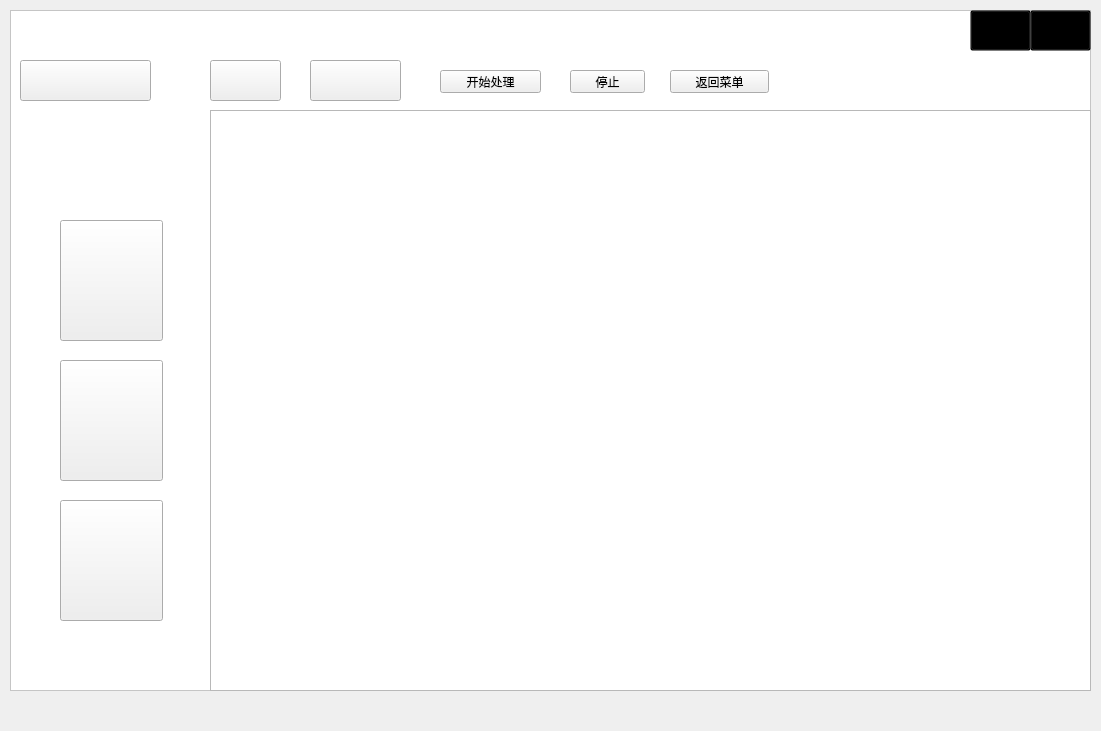
This is 3DPoseEstimation/trackingWindow.ui in KIE9542c/3D-Motion-Tracking-and-Output as Qt 5 draws it before an edit. The edited form follows.
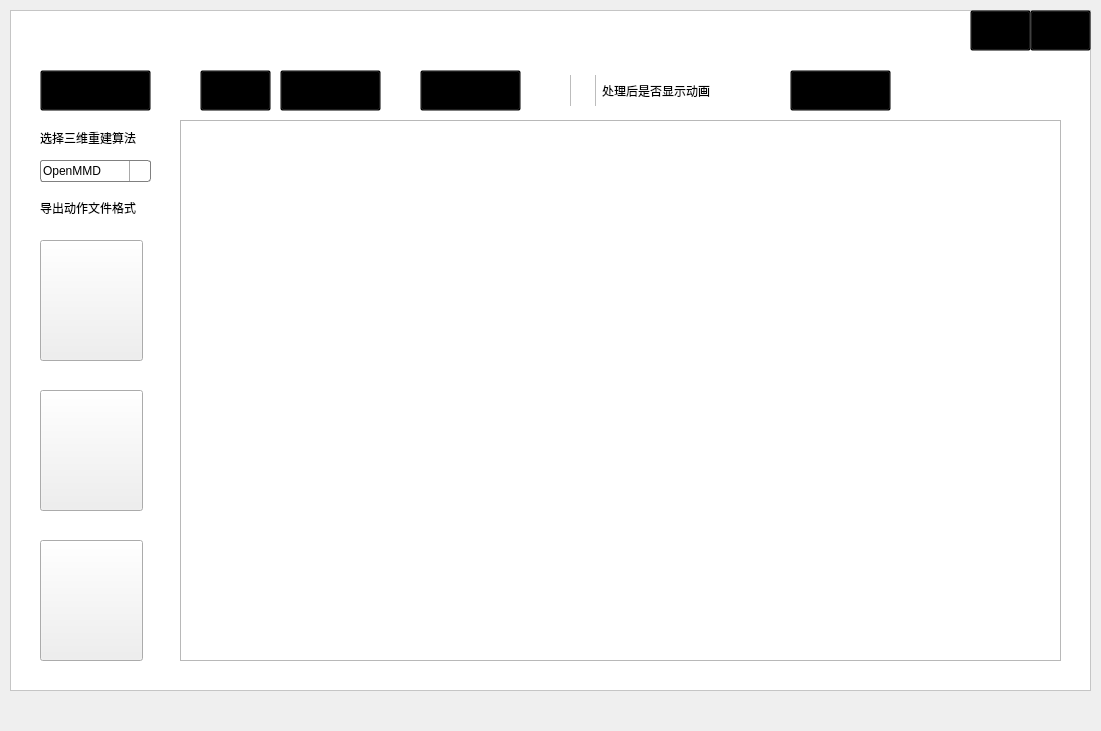
This is the edited form. Icons and pictures are not drawn.

```diff
--- a/3DPoseEstimation/trackingWindow.ui
+++ b/3DPoseEstimation/trackingWindow.ui
@@ -114,28 +114,11 @@
       </size>
      </property>
     </widget>
-    <widget class="QLabel" name="label_5">
-     <property name="geometry">
-      <rect>
-       <x>0</x>
-       <y>0</y>
-       <width>1081</width>
-       <height>41</height>
-      </rect>
-     </property>
-     <property name="styleSheet">
-      <string notr="true">
-background-image: url(:/new/prefix2/frame.jpg);</string>
-     </property>
-     <property name="text">
-      <string/>
-     </property>
-    </widget>
     <widget class="QPushButton" name="pushButton_VMD">
      <property name="geometry">
       <rect>
-       <x>50</x>
-       <y>210</y>
+       <x>30</x>
+       <y>230</y>
        <width>103</width>
        <height>121</height>
       </rect>
@@ -163,8 +146,8 @@
     <widget class="QPushButton" name="pushButton_FBX">
      <property name="geometry">
       <rect>
-       <x>50</x>
-       <y>350</y>
+       <x>30</x>
+       <y>380</y>
        <width>103</width>
        <height>121</height>
       </rect>
@@ -186,8 +169,8 @@
     <widget class="QPushButton" name="pushButton_VF">
      <property name="geometry">
       <rect>
-       <x>50</x>
-       <y>490</y>
+       <x>30</x>
+       <y>530</y>
        <width>103</width>
        <height>121</height>
       </rect>
@@ -215,12 +198,15 @@
     <widget class="QTableView" name="tableView">
      <property name="geometry">
       <rect>
-       <x>200</x>
-       <y>100</y>
+       <x>170</x>
+       <y>110</y>
        <width>881</width>
-       <height>581</height>
+       <height>541</height>
       </rect>
      </property>
+     <property name="styleSheet">
+      <string notr="true">QHeaderView::section {background-color:white; border:1px solid gray;}</string>
+     </property>
      <attribute name="verticalHeaderCascadingSectionResizes">
       <bool>false</bool>
      </attribute>
@@ -228,9 +214,9 @@
     <widget class="QPushButton" name="pushButton_path">
      <property name="geometry">
       <rect>
-       <x>10</x>
-       <y>50</y>
-       <width>131</width>
+       <x>30</x>
+       <y>60</y>
+       <width>111</width>
        <height>41</height>
       </rect>
      </property>
@@ -240,18 +226,37 @@
        <verstretch>0</verstretch>
       </sizepolicy>
      </property>
+     <property name="font">
+      <font>
+       <family>Microsoft YaHei UI</family>
+       <weight>50</weight>
+       <bold>false</bold>
+      </font>
+     </property>
      <property name="styleSheet">
-      <string notr="true">border-image: url(:/new/prefix2/output.png);</string>
+      <string notr="true">#pushButton_path{background-color:transparent;}
+#pushButton_path:hover{border-image: url(:/new/prefix2/grey.png);}
+</string>
      </property>
      <property name="text">
-      <string/>
+      <string>打开文件夹</string>
+     </property>
+     <property name="icon">
+      <iconset resource="background.qrc">
+       <normaloff>:/new/prefix2/openfile.png</normaloff>:/new/prefix2/openfile.png</iconset>
+     </property>
+     <property name="iconSize">
+      <size>
+       <width>30</width>
+       <height>30</height>
+      </size>
      </property>
     </widget>
     <widget class="QPushButton" name="pushButton_del">
      <property name="geometry">
       <rect>
-       <x>200</x>
-       <y>50</y>
+       <x>190</x>
+       <y>60</y>
        <width>71</width>
        <height>41</height>
       </rect>
@@ -262,69 +267,355 @@
        <verstretch>0</verstretch>
       </sizepolicy>
      </property>
+     <property name="font">
+      <font>
+       <family>Microsoft YaHei UI</family>
+      </font>
+     </property>
      <property name="styleSheet">
-      <string notr="true">border-image: url(:/new/prefix2/delete.png);</string>
+      <string notr="true">#pushButton_del{background-color:transparent;}
+#pushButton_del:hover{border-image:url(:/new/prefix2/grey.png);}
+</string>
      </property>
      <property name="text">
-      <string/>
+      <string>移除</string>
+     </property>
+     <property name="icon">
+      <iconset resource="background.qrc">
+       <normaloff>:/new/prefix2/del.png</normaloff>:/new/prefix2/del.png</iconset>
+     </property>
+     <property name="iconSize">
+      <size>
+       <width>30</width>
+       <height>30</height>
+      </size>
      </property>
     </widget>
     <widget class="QPushButton" name="pushButton_2">
      <property name="geometry">
       <rect>
-       <x>660</x>
+       <x>780</x>
        <y>60</y>
-       <width>99</width>
-       <height>23</height>
+       <width>101</width>
+       <height>41</height>
       </rect>
      </property>
+     <property name="font">
+      <font>
+       <family>Microsoft YaHei UI</family>
+      </font>
+     </property>
+     <property name="styleSheet">
+      <string notr="true">#pushButton_2{background-color: transparent;}
+#pushButton_2:hover{border-image: url(:/new/prefix2/grey.png);}
+</string>
+     </property>
      <property name="text">
       <string>返回菜单</string>
      </property>
+     <property name="icon">
+      <iconset resource="background.qrc">
+       <normaloff>:/new/prefix2/return.png</normaloff>:/new/prefix2/return.png</iconset>
+     </property>
+     <property name="iconSize">
+      <size>
+       <width>30</width>
+       <height>30</height>
+      </size>
+     </property>
     </widget>
     <widget class="QPushButton" name="pushButton_start">
      <property name="geometry">
       <rect>
-       <x>430</x>
+       <x>410</x>
        <y>60</y>
        <width>101</width>
-       <height>23</height>
+       <height>41</height>
       </rect>
      </property>
+     <property name="font">
+      <font>
+       <family>Microsoft YaHei UI</family>
+       <pointsize>9</pointsize>
+       <weight>50</weight>
+       <italic>false</italic>
+       <bold>false</bold>
+       <underline>false</underline>
+       <strikeout>false</strikeout>
+      </font>
+     </property>
+     <property name="styleSheet">
+      <string notr="true">#pushButton_start{background-color:transparent;
+}
+
+
+#pushButton_start:hover{border-image: url(:/new/prefix2/grey.png);}
+</string>
+     </property>
      <property name="text">
       <string>开始处理</string>
      </property>
-    </widget>
-    <widget class="QPushButton" name="pushButton_stop">
-     <property name="geometry">
-      <rect>
-       <x>560</x>
-       <y>60</y>
-       <width>75</width>
-       <height>23</height>
-      </rect>
+     <property name="icon">
+      <iconset resource="background.qrc">
+       <normaloff>:/new/prefix2/start.png</normaloff>:/new/prefix2/start.png</iconset>
      </property>
-     <property name="text">
-      <string>停止</string>
+     <property name="iconSize">
+      <size>
+       <width>30</width>
+       <height>30</height>
+      </size>
      </property>
     </widget>
     <widget class="QPushButton" name="pushButton_delAll">
      <property name="geometry">
       <rect>
-       <x>300</x>
+       <x>270</x>
+       <y>60</y>
+       <width>101</width>
+       <height>41</height>
+      </rect>
+     </property>
+     <property name="font">
+      <font>
+       <family>Microsoft YaHei UI</family>
+      </font>
+     </property>
+     <property name="styleSheet">
+      <string notr="true">#pushButton_delAll{background-color:transparent;}
+#pushButton_delAll:hover{
+border-image: url(:/new/prefix2/grey.png)}</string>
+     </property>
+     <property name="text">
+      <string>清空列表</string>
+     </property>
+     <property name="icon">
+      <iconset resource="background.qrc">
+       <normaloff>:/new/prefix2/delAll.png</normaloff>:/new/prefix2/delAll.png</iconset>
+     </property>
+     <property name="iconSize">
+      <size>
+       <width>30</width>
+       <height>30</height>
+      </size>
+     </property>
+    </widget>
+    <widget class="QLabel" name="label">
+     <property name="geometry">
+      <rect>
+       <x>30</x>
+       <y>190</y>
+       <width>121</width>
+       <height>16</height>
+      </rect>
+     </property>
+     <property name="font">
+      <font>
+       <family>Microsoft YaHei UI</family>
+      </font>
+     </property>
+     <property name="text">
+      <string>导出动作文件格式</string>
+     </property>
+    </widget>
+    <widget class="QLabel" name="label_2">
+     <property name="geometry">
+      <rect>
+       <x>380</x>
        <y>50</y>
-       <width>91</width>
+       <width>16</width>
+       <height>51</height>
+      </rect>
+     </property>
+     <property name="styleSheet">
+      <string notr="true">border-image: url(:/new/prefix2/vertical.png);</string>
+     </property>
+     <property name="text">
+      <string/>
+     </property>
+    </widget>
+    <widget class="QLabel" name="label_3">
+     <property name="geometry">
+      <rect>
+       <x>530</x>
+       <y>50</y>
+       <width>16</width>
+       <height>51</height>
+      </rect>
+     </property>
+     <property name="styleSheet">
+      <string notr="true">border-image: url(:/new/prefix2/vertical.png);</string>
+     </property>
+     <property name="text">
+      <string/>
+     </property>
+    </widget>
+    <widget class="QLabel" name="label_4">
+     <property name="geometry">
+      <rect>
+       <x>162</x>
+       <y>50</y>
+       <width>16</width>
+       <height>51</height>
+      </rect>
+     </property>
+     <property name="styleSheet">
+      <string notr="true">border-image: url(:/new/prefix2/vertical.png);</string>
+     </property>
+     <property name="text">
+      <string/>
+     </property>
+    </widget>
+    <widget class="QLabel" name="label_5">
+     <property name="geometry">
+      <rect>
+       <x>940</x>
+       <y>60</y>
+       <width>141</width>
        <height>41</height>
       </rect>
      </property>
      <property name="styleSheet">
-      <string notr="true">border-image: url(:/new/prefix2/deleteAll.png);</string>
+      <string notr="true"/>
      </property>
      <property name="text">
       <string/>
      </property>
     </widget>
-    <zorder>label_5</zorder>
+    <widget class="QLabel" name="label_6">
+     <property name="geometry">
+      <rect>
+       <x>0</x>
+       <y>0</y>
+       <width>1081</width>
+       <height>41</height>
+      </rect>
+     </property>
+     <property name="toolTipDuration">
+      <number>-5</number>
+     </property>
+     <property name="styleSheet">
+      <string notr="true">background-image: url(:/new/prefix2/frame.jpg);</string>
+     </property>
+     <property name="text">
+      <string/>
+     </property>
+    </widget>
+    <widget class="QComboBox" name="comboBox">
+     <property name="geometry">
+      <rect>
+       <x>30</x>
+       <y>150</y>
+       <width>111</width>
+       <height>22</height>
+      </rect>
+     </property>
+     <property name="font">
+      <font>
+       <family>Microsoft YaHei UI</family>
+      </font>
+     </property>
+     <property name="styleSheet">
+      <string notr="true">#comboBox{
+    border: 1px solid gray;
+    border-radius: 3px;
+    padding: 1px 2px 1px 2px; 
+    min-width: 6em;   
+}
+#comboBox:drop-down {
+   
+    width: 20px;
+ 
+    border-left-width: 1px;
+    border-left-color: darkgray;
+    border-left-style: solid; /* just a single line */
+    border-top-right-radius: 3px; /* same radius as the QComboBox */
+    border-bottom-right-radius: 3px;
+}
+ 
+#comboBox:down-arrow {
+	border-image: url(:/new/prefix2/downArrow.png);
+}</string>
+     </property>
+     <item>
+      <property name="text">
+       <string>OpenMMD</string>
+      </property>
+     </item>
+     <item>
+      <property name="text">
+       <string>VNect</string>
+      </property>
+     </item>
+    </widget>
+    <widget class="QCheckBox" name="checkBox">
+     <property name="geometry">
+      <rect>
+       <x>560</x>
+       <y>65</y>
+       <width>171</width>
+       <height>31</height>
+      </rect>
+     </property>
+     <property name="font">
+      <font>
+       <family>Microsoft YaHei UI</family>
+      </font>
+     </property>
+     <property name="styleSheet">
+      <string notr="true">QCheckBox::indicator { 
+    width: 26px;
+    height: 50px;
+}
+/*未选中*/
+QCheckBox::indicator::unchecked {   
+    
+	image: url(:/new/prefix2/unchecked.png);
+}
+/*选中*/
+QCheckBox::indicator::checked { 
+    
+	image: url(:/new/prefix2/check.png);
+}</string>
+     </property>
+     <property name="text">
+      <string>处理后是否显示动画</string>
+     </property>
+    </widget>
+    <widget class="QLabel" name="label_7">
+     <property name="geometry">
+      <rect>
+       <x>750</x>
+       <y>50</y>
+       <width>16</width>
+       <height>51</height>
+      </rect>
+     </property>
+     <property name="styleSheet">
+      <string notr="true">border-image: url(:/new/prefix2/vertical.png);</string>
+     </property>
+     <property name="text">
+      <string/>
+     </property>
+    </widget>
+    <widget class="QLabel" name="label_8">
+     <property name="geometry">
+      <rect>
+       <x>30</x>
+       <y>120</y>
+       <width>121</width>
+       <height>16</height>
+      </rect>
+     </property>
+     <property name="font">
+      <font>
+       <family>Microsoft YaHei UI</family>
+      </font>
+     </property>
+     <property name="text">
+      <string>选择三维重建算法</string>
+     </property>
+    </widget>
+    <zorder>label_6</zorder>
     <zorder>pushButton_6</zorder>
     <zorder>pushButton_7</zorder>
     <zorder>pushButton_VMD</zorder>
```
Left out of the diff: 24 changed lines with no effect on the pictures.
